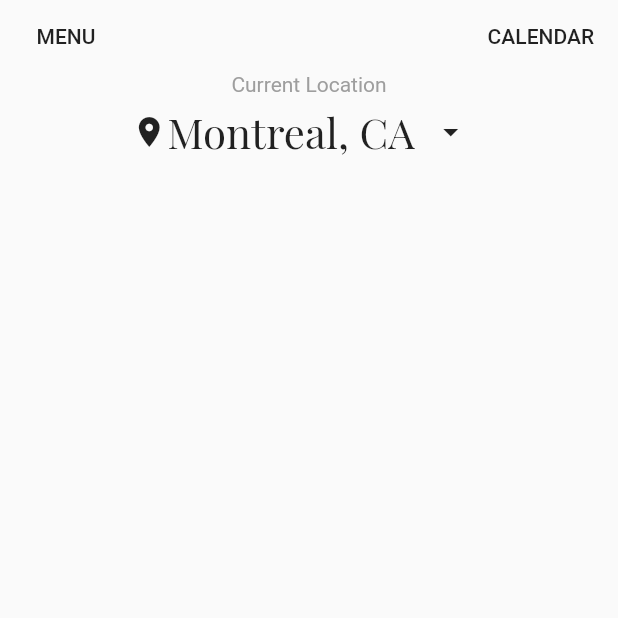
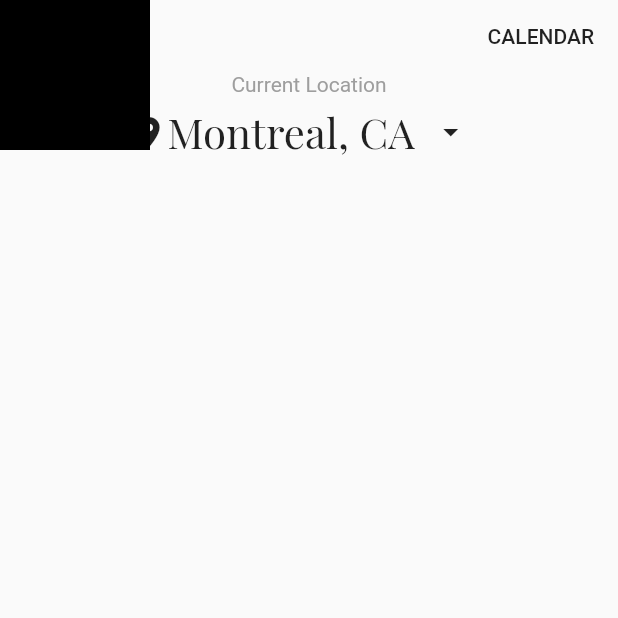
Before and after one commit to JAICHANGPARK/flutter_notebook_8th_story, a Flutter app: the screen it shows after launch, on a phone screen of 412 x 824 dp, the top half of it. Run offline on Flutter 3.47's test engine with Material 2 defaults, Android fonts, the phone set to English and light mode, and no system bars; our stand-ins replace google_fonts.

Commit message:
Update medical_home_page.dart

```diff
--- a/lib/ep557_medical_app/medical_home_page.dart
+++ b/lib/ep557_medical_app/medical_home_page.dart
@@ -48,6 +48,9 @@ class _MedicalHomePageState extends State<MedicalHomePage> {
                 child: Container(
               height: 100,
               width: 100,
+              decoration: BoxDecoration(
+                color: Colors.black,
+              ),
             ))
           ],
         ),
```
